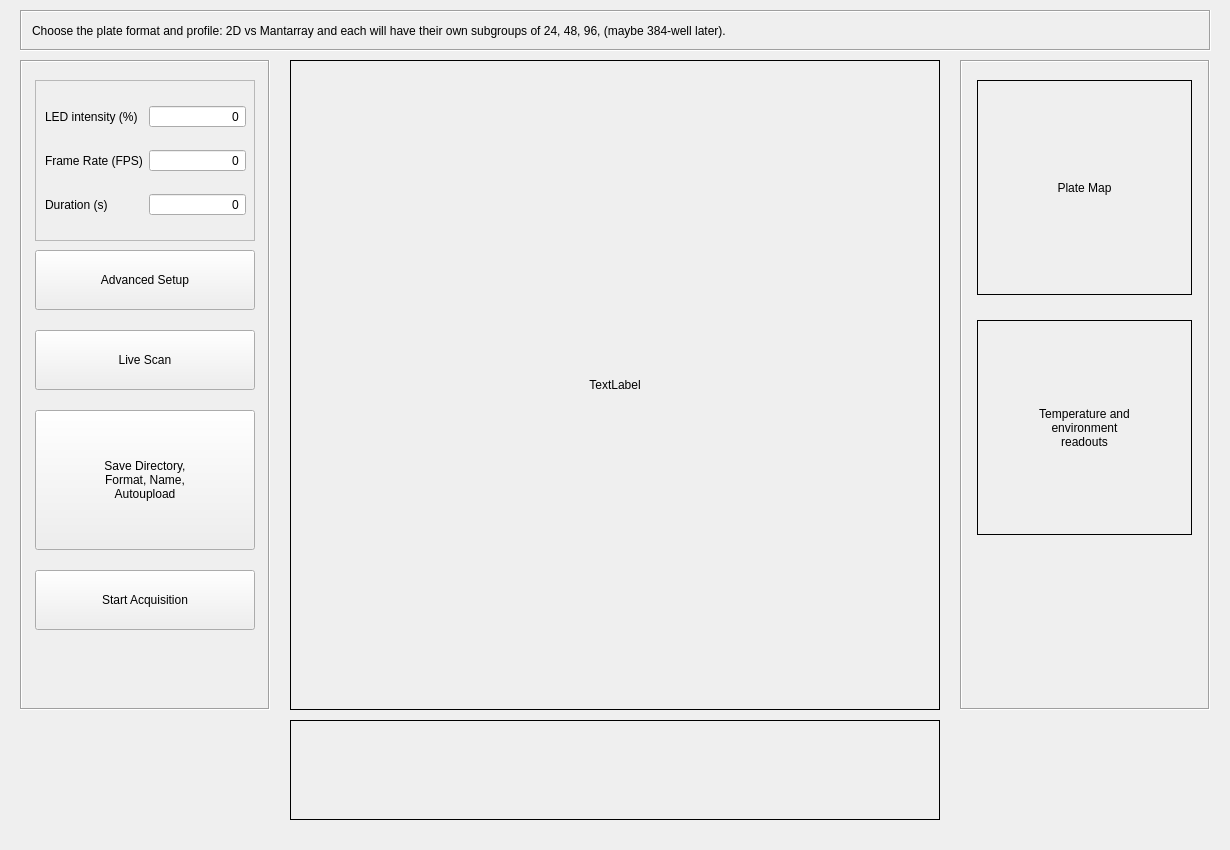
Old version of the form src/app/src/mainwindow.ui in the repository CuriBio/nautilus_acquisition.
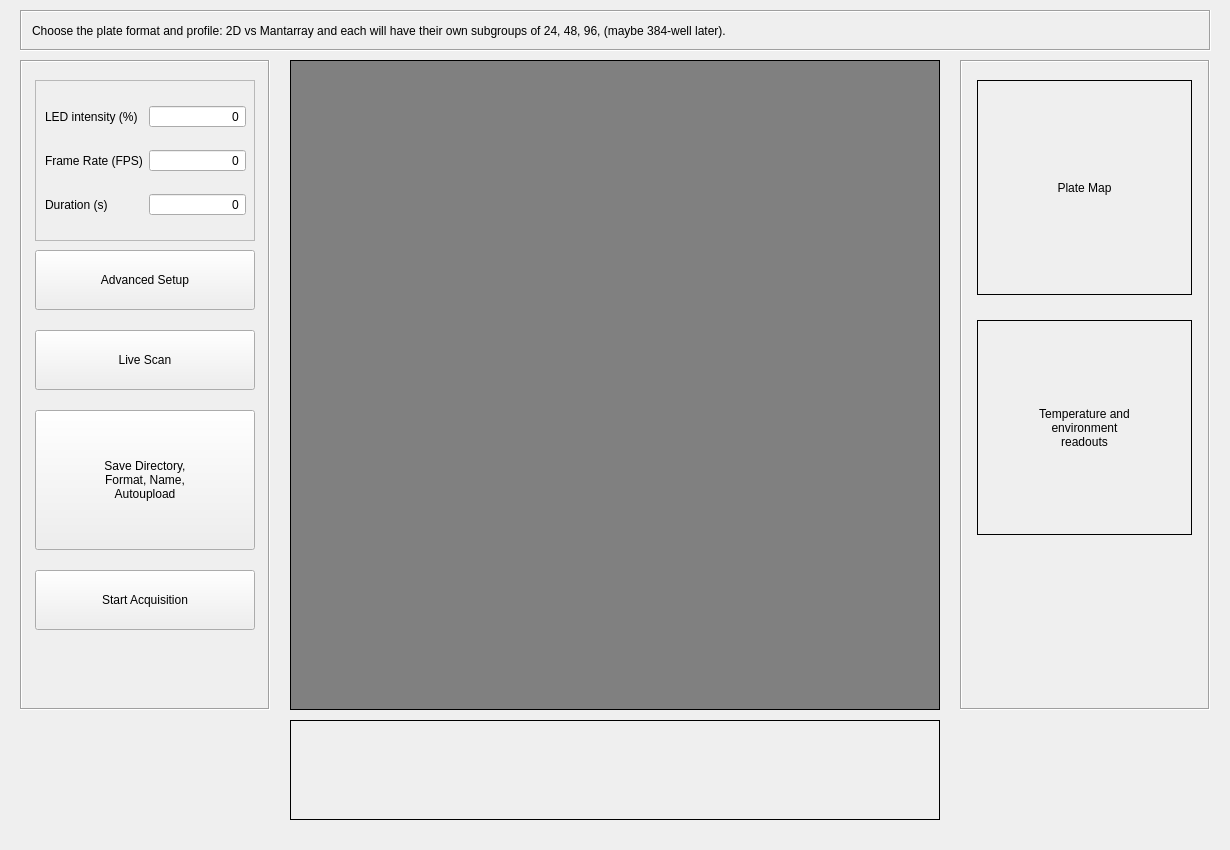
New version of the form. Custom widgets are drawn as their Qt base class.

Commit message: Initial LiveView widget

```diff
--- a/src/app/src/mainwindow.ui
+++ b/src/app/src/mainwindow.ui
@@ -341,7 +341,7 @@
      </property>
     </widget>
    </widget>
-   <widget class="QLabel" name="image">
+   <widget class="QFrame" name="liveviewframe">
     <property name="geometry">
      <rect>
       <x>290</x>
@@ -350,18 +350,84 @@
       <height>650</height>
      </rect>
     </property>
+    <property name="minimumSize">
+     <size>
+      <width>650</width>
+      <height>650</height>
+     </size>
+    </property>
+    <property name="maximumSize">
+     <size>
+      <width>650</width>
+      <height>650</height>
+     </size>
+    </property>
+    <property name="baseSize">
+     <size>
+      <width>650</width>
+      <height>650</height>
+     </size>
+    </property>
+    <property name="autoFillBackground">
+     <bool>false</bool>
+    </property>
+    <property name="styleSheet">
+     <string notr="true">border: solid;
+border-width: 1px;
+border-color: black;
+background-color: rgb(128,128,128);</string>
+    </property>
     <property name="frameShape">
-     <enum>QFrame::Box</enum>
+     <enum>QFrame::StyledPanel</enum>
     </property>
-    <property name="text">
-     <string>TextLabel</string>
+    <property name="frameShadow">
+     <enum>QFrame::Raised</enum>
     </property>
-    <property name="alignment">
-     <set>Qt::AlignCenter</set>
-    </property>
+    <widget class="LiveView" name="liveView" native="true">
+     <property name="geometry">
+      <rect>
+       <x>0</x>
+       <y>0</y>
+       <width>650</width>
+       <height>650</height>
+      </rect>
+     </property>
+     <property name="sizePolicy">
+      <sizepolicy hsizetype="Fixed" vsizetype="Fixed">
+       <horstretch>0</horstretch>
+       <verstretch>0</verstretch>
+      </sizepolicy>
+     </property>
+     <property name="minimumSize">
+      <size>
+       <width>650</width>
+       <height>650</height>
+      </size>
+     </property>
+     <property name="maximumSize">
+      <size>
+       <width>650</width>
+       <height>650</height>
+      </size>
+     </property>
+     <property name="baseSize">
+      <size>
+       <width>650</width>
+       <height>650</height>
+      </size>
+     </property>
+    </widget>
    </widget>
   </widget>
  </widget>
+ <customwidgets>
+  <customwidget>
+   <class>LiveView</class>
+   <extends>QWidget</extends>
+   <header>liveview.h</header>
+   <container>1</container>
+  </customwidget>
+ </customwidgets>
  <resources/>
  <connections/>
 </ui>
```
Left out of the diff: 6 changed lines with no effect on the pictures. The commit also changes 9 other files.
